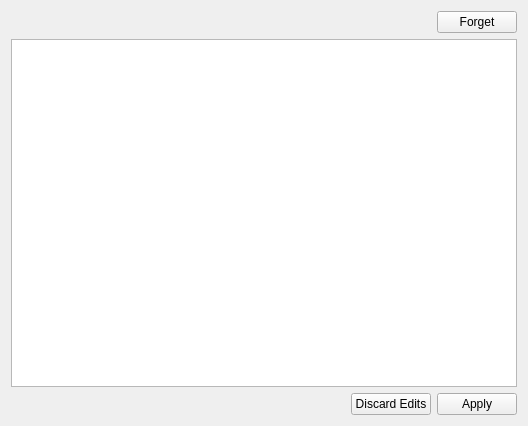
Old version of the form networklist.ui in the repository Sinodun/Stubby_Manager.
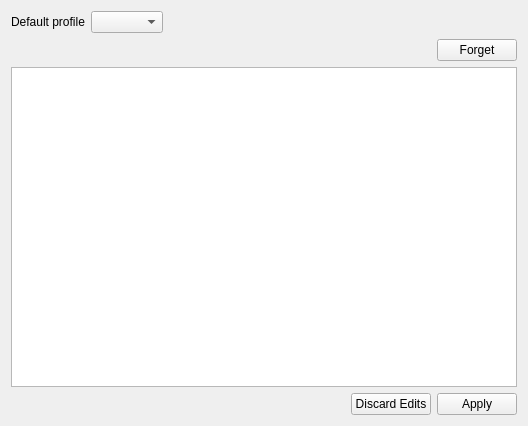
New version of the form.

Commit message: Select default network profile via combo on Networks tab.

Patch:
```diff
--- a/networklist.ui
+++ b/networklist.ui
@@ -20,6 +20,36 @@
    <string>Form</string>
   </property>
   <layout class="QVBoxLayout" name="verticalLayout">
+   <item>
+    <layout class="QHBoxLayout" name="horizontalLayout_2">
+     <item>
+      <widget class="QLabel" name="label">
+       <property name="text">
+        <string>Default profile</string>
+       </property>
+      </widget>
+     </item>
+     <item>
+      <widget class="QComboBox" name="defaultProfile"/>
+     </item>
+     <item>
+      <spacer name="horizontalSpacer">
+       <property name="orientation">
+        <enum>Qt::Horizontal</enum>
+       </property>
+       <property name="sizeHint" stdset="0">
+        <size>
+         <width>40</width>
+         <height>20</height>
+        </size>
+       </property>
+      </spacer>
+     </item>
+    </layout>
+   </item>
+   <item>
+    <layout class="QVBoxLayout" name="verticalLayout_2"/>
+   </item>
    <item>
     <layout class="QHBoxLayout" name="horizontalLayout_6">
      <property name="spacing">
```
The commit also changes 6 other files.
